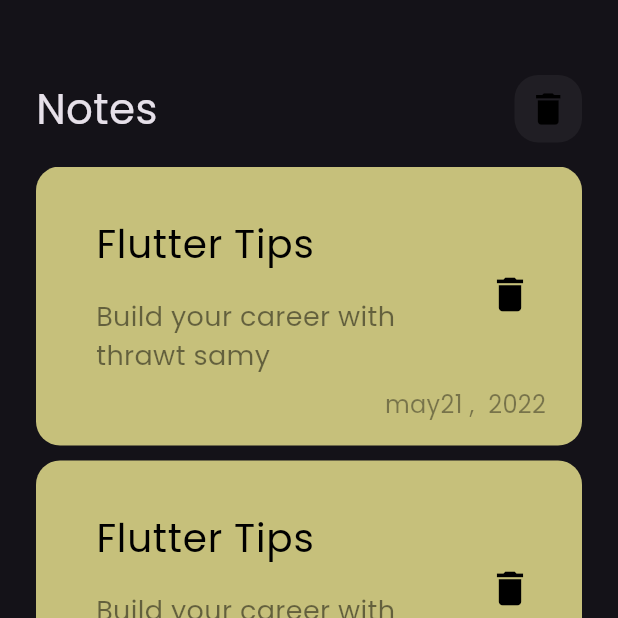
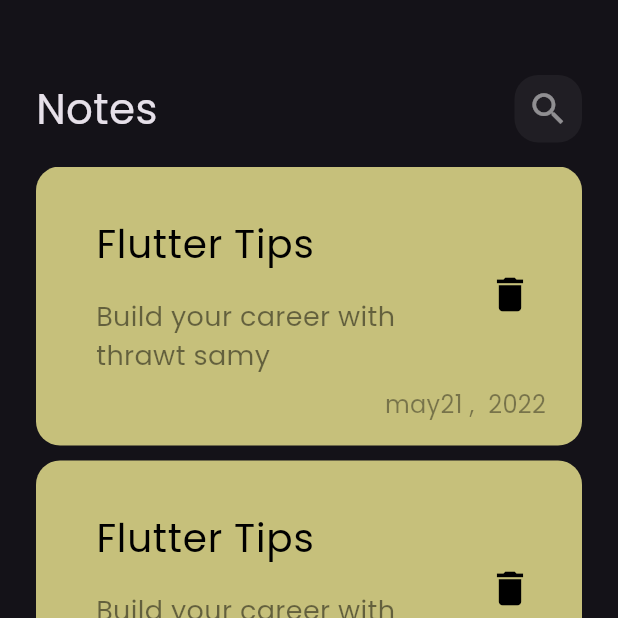
Before and after one commit to MohamedHamedAbdulhakam/notes_app, a Flutter app: the screen it shows after launch, on a phone screen of 412 x 824 dp, the top half of it. Run offline on Flutter 3.47's test engine with Material 3 defaults, Android fonts, the phone set to English and light mode, and no system bars.

Commit message:
add custom app bar to edit

```diff
--- a/lib/views/widgets/custom_app_bar.dart
+++ b/lib/views/widgets/custom_app_bar.dart
@@ -2,18 +2,19 @@ import 'package:flutter/material.dart';
 import 'package:notes_app/views/widgets/custom_icon.dart';
 
 class CustomAppBar extends StatelessWidget {
-  const CustomAppBar({super.key});
-
+  const CustomAppBar({super.key, required this.title, required this.icon});
+  final String title;
+  final IconData icon;
   @override
   Widget build(BuildContext context) {
     return Row(
       children: [
         Text(
-          'Notes',
+          title,
           style: TextStyle(fontSize: 28),
         ),
         Spacer(),
-        CustomSearchIcon(),
+        CustomSearchIcon(icon: icon),
       ],
     );
   }
--- a/lib/views/widgets/custom_icon.dart
+++ b/lib/views/widgets/custom_icon.dart
@@ -1,8 +1,8 @@
 import 'package:flutter/material.dart';
 
 class CustomSearchIcon extends StatelessWidget {
-  const CustomSearchIcon({super.key});
-
+  const CustomSearchIcon({super.key, required this.icon});
+  final IconData icon;
   @override
   Widget build(BuildContext context) {
     return Container(
@@ -13,9 +13,9 @@ class CustomSearchIcon extends StatelessWidget {
         borderRadius: BorderRadius.circular(16),
       ),
       child: Icon(
-        (Icons.delete),
+        (icon),
         size: 28,
-        color: Colors.black,
+        color: Colors.white.withOpacity(.5),
       ),
     );
   }
--- a/lib/views/widgets/notes_view_widget.dart
+++ b/lib/views/widgets/notes_view_widget.dart
@@ -14,7 +14,10 @@ class NotesViewBody extends StatelessWidget {
           SizedBox(
             height: 50,
           ),
-          CustomAppBar(),
+          CustomAppBar(
+            title: 'Notes',
+            icon: Icons.search,
+          ),
           Expanded(child: NotesListView())
         ],
       ),
```
Also changed, not shown: lib/views/widgets/edit_view_body.dart (+15 -1 lines).
